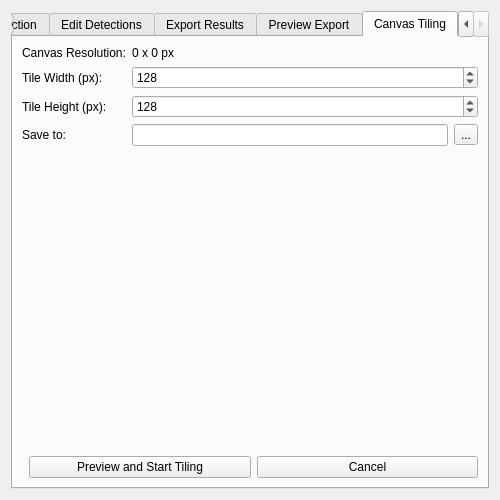
This is yolo_mod/yolo_mod_dialog_base.ui in mateusz29/qgis-yolo-plugin as Qt 5 draws it before an edit. The edited form follows.
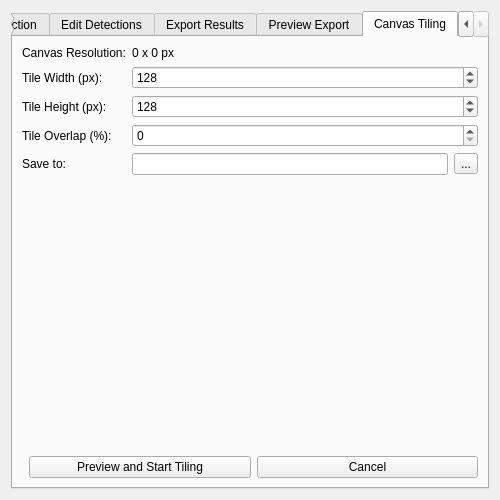
This is the edited form. The open tabs and pages were chosen to show the change.

Commit message: Add overlap to tiling

```diff
--- a/yolo_mod/yolo_mod_dialog_base.ui
+++ b/yolo_mod/yolo_mod_dialog_base.ui
@@ -570,10 +570,21 @@
           </item>
           <item row="3" column="0">
           <widget class="QLabel">
-            <property name="text"><string>Save to:</string></property>
+            <property name="text"><string>Tile Overlap (%):</string></property>
           </widget>
           </item>
           <item row="3" column="1">
+          <widget class="QSpinBox" name="spinBox_tile_overlap">
+            <property name="maximum"><number>99</number></property>
+            <property name="value"><number>0</number></property>
+          </widget>
+          </item>
+          <item row="4" column="0">
+          <widget class="QLabel">
+            <property name="text"><string>Save to:</string></property>
+          </widget>
+          </item>
+          <item row="4" column="1">
           <layout class="QHBoxLayout">
             <item><widget class="QLineEdit" name="lineEdit_tiling_dir"/></item>
             <item>
```
The commit also changes 2 other files.
